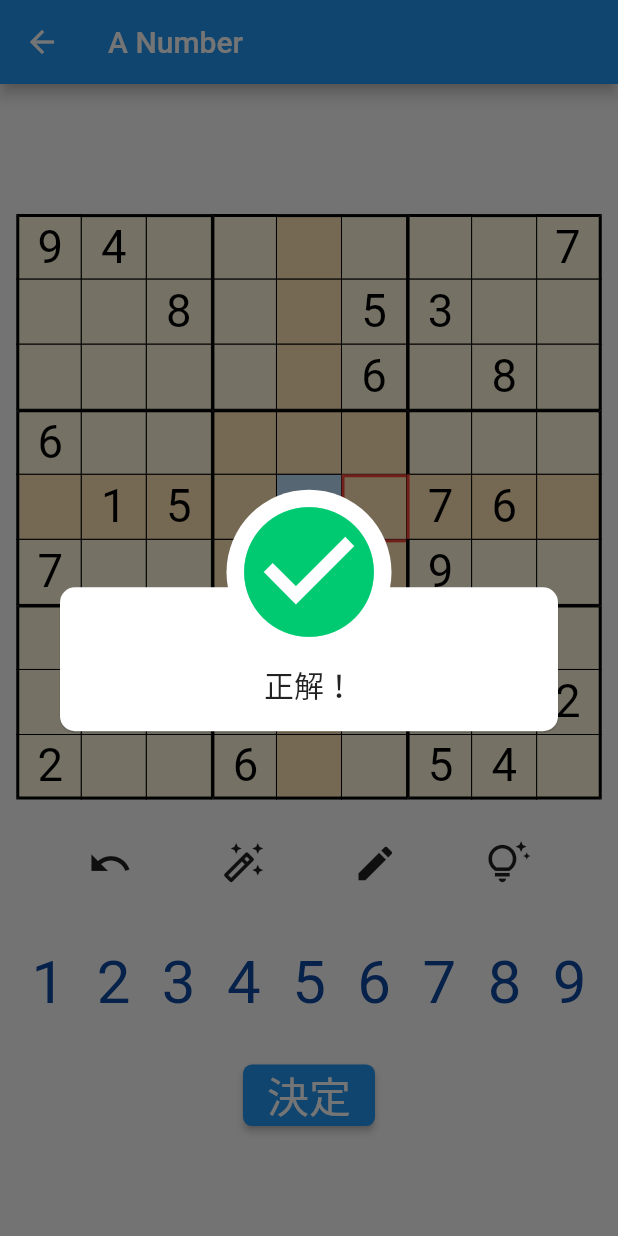
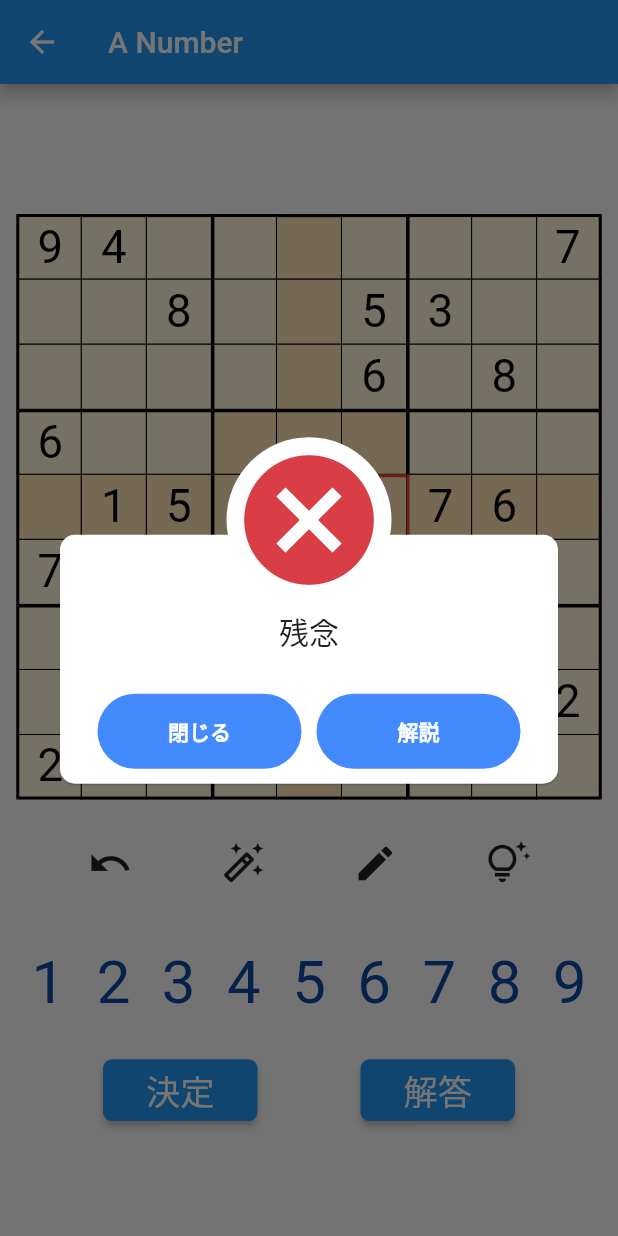
Before and after one commit to hoshiimai/anumber, a Flutter app: the Sudoku screen opened directly, after a tap on "決定", on a phone screen of 412 x 824 dp. Run offline on Flutter 3.47's test engine with Material 2 defaults, Android fonts, the phone set to English and light mode, and no system bars; our stand-ins replace awesome_dialog.

Commit message:
add confirmbutton

```diff
--- /dev/null
+++ b/lib/components/confirmButton.dart
@@ -0,0 +1,171 @@
+/*
+****************************************
+機能：決定、解答ボタン
+IN：入力された数字
+OUT：・ヒントの表示
+　　 ・答えの判定結果
+　　 ・解答解説の表示
+----------------------------------------
+履歴：
+****************************************
+*/
+import 'package:flutter/material.dart';
+import 'package:awesome_dialog/awesome_dialog.dart';
+import 'package:anumber/playGame.dart';
+
+
+class ConfirmButton extends StatelessWidget {
+  ConfirmButton({
+    super.key,
+    required this.answer,
+  });
+  final int answer;
+
+  @override
+  Widget build(BuildContext context) {
+    var screenSize = MediaQuery.of(context).size;
+    return Row(
+      mainAxisAlignment: MainAxisAlignment.spaceEvenly,
+      children: [
+        //決定(答え判定)ボタン
+        SizedBox(
+          height: (screenSize.width) / 10,
+          width: (screenSize.width) / 4,
+          child: ElevatedButton(
+            style: ElevatedButton.styleFrom(
+              primary: Colors.blue,
+              onPrimary: Colors.purple,
+              shape: RoundedRectangleBorder(
+                borderRadius: BorderRadius.circular(6),
+              ),
+            ),
+            onPressed: () {
+              if (answer == 9) {
+                AwesomeDialog(
+                  context: context,
+                  headerAnimationLoop: false,
+                  animType: AnimType.SCALE,
+                  //title: 'INFO',
+                  dialogType: DialogType.SUCCES,
+                  //borderSide: BorderSide(color: Colors.green, width: 2),
+                  body: const Center(
+                    child: Text(
+                      '正解！',
+                      style: TextStyle(
+                        fontSize: 20,
+                      ),
+                      //style: TextStyle(fontStyle: FontStyle.italic),
+                    ),
+                  ),
+                  title: 'This is Ignored',
+                  desc: 'This is also Ignored',
+                  btnOkText: "次の問題",
+                  btnOkOnPress: () {
+                    Navigator.push(
+                      context,
+                      MaterialPageRoute(
+                        builder: (context) => const Sudoku(),
+                      ),
+                    );
+                  },
+                  btnOkColor: Colors.blueAccent,
+                  btnCancelText: "解説",
+                  btnCancelOnPress: () {
+                    Navigator.push(
+                      context,
+                      MaterialPageRoute(
+                        builder: (context) => const Sudoku(),
+                      ),
+                    );
+                  },
+                  btnCancelColor: Colors.blueAccent,
+                ).show();
+              } else {
+                AwesomeDialog(
+                  context: context,
+                  headerAnimationLoop: false,
+                  animType: AnimType.SCALE,
+                  //title: 'INFO',
+                  dialogType: DialogType.ERROR,
+                  body: const Center(
+                    child: Text(
+                      '残念',
+                      style: TextStyle(
+                        fontSize: 20,
+                      ),
+                      //style: TextStyle(fontStyle: FontStyle.italic),
+                    ),
+                  ),
+                  btnOkText: "解説",
+                  btnOkOnPress: () {
+                    Navigator.push(
+                      context,
+                      MaterialPageRoute(
+                        builder: (context) => const Sudoku(),
+                      ),
+                    );
+                  },
+                  btnOkColor: Colors.blueAccent,
+                  btnCancelText: "閉じる",
+                  btnCancelOnPress: () {},
+                  btnCancelColor: Colors.blueAccent,
+                ).show();
+              }
+            },
+            child: Text(
+              '決定',
+              style: TextStyle(
+                fontSize: (screenSize.width) /18,
+                color: Colors.white,
+              ),
+            ),
+          ),
+        ),
+
+
+        //解答ボタン
+        SizedBox(
+          height: (screenSize.width) / 10,
+          width: (screenSize.width) / 4,
+          child: ElevatedButton(
+            style: ElevatedButton.styleFrom(
+              primary: Colors.blue,
+              onPrimary: Colors.purple,
+              shape: RoundedRectangleBorder(
+                borderRadius: BorderRadius.circular(6),
+              ),
+            ),
+            onPressed: () {
+              showDialog(
+                context: context,
+                builder: (context) {
+                  return AlertDialog(
+                    title: const Text('解答'),
+                    content: const Text('解答を表示します。よろしいですか？'),
+                    actions: <Widget>[
+                      TextButton(
+                        child: const Text("OK", style: TextStyle(color: Colors.blue),),
+                        onPressed: () => Navigator.pop(context),
+                      ),
+                      TextButton(
+                        child: const Text("キャンセル", style: TextStyle(color: Colors.blue),),
+                        onPressed: () => Navigator.pop(context),
+                      ),
+                    ],
+                  );
+                },
+              );
+            },
+            child: Text(
+              '解答',
+              style: TextStyle(
+                fontSize: (screenSize.width) /18,
+                color: Colors.white,
+              ),
+            ),
+          ),
+        ),
+      ],
+    );
+  }
+}
--- a/lib/playGame.dart
+++ b/lib/playGame.dart
@@ -7,12 +7,13 @@ OUT：ゲーム画面
 履歴：
 ****************************************
 */
+import 'package:anumber/components/confirmButton.dart';
 import 'package:anumber/components/grid_candidate.dart';
 import 'package:anumber/question.dart';
 import 'package:flutter/material.dart';
 import 'package:anumber/components/grid.dart';
 import 'package:anumber/components/numbers.dart';
-import 'package:awesome_dialog/awesome_dialog.dart';
+
 
 class Sudoku extends StatefulWidget {
   const Sudoku({Key? key}) : super(key: key);
@@ -91,15 +92,11 @@ class _SudokuState extends State<Sudoku> {
                       Data.tmp[3 * Data.selectedY][3 * Data.selectedX + 1] = 0;
                       Data.tmp[3 * Data.selectedY][3 * Data.selectedX + 2] = 0;
                       Data.tmp[3 * Data.selectedY + 1][3 * Data.selectedX] = 0;
-                      Data.tmp[3 * Data.selectedY + 1][3 * Data.selectedX + 1] =
-                          0;
-                      Data.tmp[3 * Data.selectedY + 1][3 * Data.selectedX + 2] =
-                          0;
+                      Data.tmp[3 * Data.selectedY + 1][3 * Data.selectedX + 1] =0;
+                      Data.tmp[3 * Data.selectedY + 1][3 * Data.selectedX + 2] =0;
                       Data.tmp[3 * Data.selectedY + 2][3 * Data.selectedX] = 0;
-                      Data.tmp[3 * Data.selectedY + 2][3 * Data.selectedX + 1] =
-                          0;
-                      Data.tmp[3 * Data.selectedY + 2][3 * Data.selectedX + 2] =
-                          0;
+                      Data.tmp[3 * Data.selectedY + 2][3 * Data.selectedX + 1] =0;
+                      Data.tmp[3 * Data.selectedY + 2][3 * Data.selectedX + 2] =0;
                     });
                   }
                 },
@@ -125,109 +122,61 @@ class _SudokuState extends State<Sudoku> {
                       if (number == 1) {
                         setState(() {
                           Data.tmp[3 * Data.selectedY][3 * Data.selectedX] =
-                              Data.tmp[3 * Data.selectedY]
-                                          [3 * Data.selectedX] ==
-                                      number
-                                  ? 0
-                                  : number;
+                          Data.tmp[3 * Data.selectedY][3 * Data.selectedX] == number ? 0 : number;
                         });
                       } else if (number == 2) {
                         setState(() {
                           Data.tmp[3 * Data.selectedY][3 * Data.selectedX + 1] =
-                              Data.tmp[3 * Data.selectedY]
-                                          [3 * Data.selectedX + 1] ==
-                                      number
-                                  ? 0
-                                  : number;
+                          Data.tmp[3 * Data.selectedY][3 * Data.selectedX + 1] == number ? 0 : number;
                         });
                       } else if (number == 3) {
                         setState(() {
                           Data.tmp[3 * Data.selectedY][3 * Data.selectedX + 2] =
-                              Data.tmp[3 * Data.selectedY]
-                                          [3 * Data.selectedX + 2] ==
-                                      number
-                                  ? 0
-                                  : number;
+                          Data.tmp[3 * Data.selectedY][3 * Data.selectedX + 2] == number ? 0 : number;
                         });
                       } else if (number == 4) {
                         setState(() {
                           Data.tmp[3 * Data.selectedY + 1][3 * Data.selectedX] =
-                              Data.tmp[3 * Data.selectedY + 1]
-                                          [3 * Data.selectedX] ==
-                                      number
-                                  ? 0
-                                  : number;
+                          Data.tmp[3 * Data.selectedY + 1][3 * Data.selectedX] == number ? 0 : number;
                         });
                       } else if (number == 5) {
                         setState(() {
-                          Data.tmp[3 * Data.selectedY + 1]
-                                  [3 * Data.selectedX + 1] =
-                              Data.tmp[3 * Data.selectedY + 1]
-                                          [3 * Data.selectedX + 1] ==
-                                      number
-                                  ? 0
-                                  : number;
+                          Data.tmp[3 * Data.selectedY + 1][3 * Data.selectedX + 1] =
+                          Data.tmp[3 * Data.selectedY + 1][3 * Data.selectedX + 1] == number ? 0 : number;
                         });
                       } else if (number == 6) {
                         setState(() {
-                          Data.tmp[3 * Data.selectedY + 1]
-                                  [3 * Data.selectedX + 2] =
-                              Data.tmp[3 * Data.selectedY + 1]
-                                          [3 * Data.selectedX + 2] ==
-                                      number
-                                  ? 0
-                                  : number;
+                          Data.tmp[3 * Data.selectedY + 1][3 * Data.selectedX + 2] =
+                          Data.tmp[3 * Data.selectedY + 1][3 * Data.selectedX + 2] == number ? 0 : number;
                         });
                       } else if (number == 7) {
                         setState(() {
                           Data.tmp[3 * Data.selectedY + 2][3 * Data.selectedX] =
-                              Data.tmp[3 * Data.selectedY + 2]
-                                          [3 * Data.selectedX] ==
-                                      number
-                                  ? 0
-                                  : number;
+                          Data.tmp[3 * Data.selectedY + 2][3 * Data.selectedX] == number ? 0 : number;
                         });
                       } else if (number == 8) {
                         setState(() {
-                          Data.tmp[3 * Data.selectedY + 2]
-                                  [3 * Data.selectedX + 1] =
-                              Data.tmp[3 * Data.selectedY + 2]
-                                          [3 * Data.selectedX + 1] ==
-                                      number
-                                  ? 0
-                                  : number;
+                          Data.tmp[3 * Data.selectedY + 2][3 * Data.selectedX + 1] =
+                          Data.tmp[3 * Data.selectedY + 2][3 * Data.selectedX + 1] == number ? 0 : number;
                         });
                       } else if (number == 9) {
                         setState(() {
-                          Data.tmp[3 * Data.selectedY + 2]
-                                  [3 * Data.selectedX + 2] =
-                              Data.tmp[3 * Data.selectedY + 2]
-                                          [3 * Data.selectedX + 2] ==
-                                      number
-                                  ? 0
-                                  : number;
+                          Data.tmp[3 * Data.selectedY + 2][3 * Data.selectedX + 2] =
+                          Data.tmp[3 * Data.selectedY + 2][3 * Data.selectedX + 2] == number ? 0 : number;
                         });
                       }
                     } else if (isEdit == false) {
                       setState(() {
                         Data.data[Data.selectedY][Data.selectedX] = number;
                         Data.tmp[3 * Data.selectedY][3 * Data.selectedX] = 0;
-                        Data.tmp[3 * Data.selectedY][3 * Data.selectedX + 1] =
-                            0;
-                        Data.tmp[3 * Data.selectedY][3 * Data.selectedX + 2] =
-                            0;
-                        Data.tmp[3 * Data.selectedY + 1][3 * Data.selectedX] =
-                            0;
-                        Data.tmp[3 * Data.selectedY + 1]
-                            [3 * Data.selectedX + 1] = 0;
-                        Data.tmp[3 * Data.selectedY + 1]
-                            [3 * Data.selectedX + 2] = 0;
-                        Data.tmp[3 * Data.selectedY + 2][3 * Data.selectedX] =
-                            0;
-                        Data.tmp[3 * Data.selectedY + 2]
-                            [3 * Data.selectedX + 1] = 0;
-                        Data.tmp[3 * Data.selectedY + 2]
-                            [3 * Data.selectedX + 2] = 0;
+                        Data.tmp[3 * Data.selectedY][3 * Data.selectedX + 1] = 0;
+                        Data.tmp[3 * Data.selectedY][3 * Data.selectedX + 2] = 0;
+                        Data.tmp[3 * Data.selectedY + 1][3 * Data.selectedX] = 0;
+                        Data.tmp[3 * Data.selectedY + 1][3 * Data.selectedX + 1] = 0;
+                        Data.tmp[3 * Data.selectedY + 1][3 * Data.selectedX + 2] = 0;
+                        Data.tmp[3 * Data.selectedY + 2][3 * Data.selectedX] = 0;
+                        Data.tmp[3 * Data.selectedY + 2][3 * Data.selectedX + 1] = 0;
+                        Data.tmp[3 * Data.selectedY + 2][3 * Data.selectedX + 2] = 0;
                       });
                     }
                   }
@@ -239,73 +188,9 @@ class _SudokuState extends State<Sudoku> {
                 height: (screenSize.width) / 15,
               ),
 
-              ElevatedButton(
-                style: ElevatedButton.styleFrom(
-                  primary: Colors.blue,
-                  onPrimary: Colors.purple,
-                  shape: RoundedRectangleBorder(
-                    borderRadius: BorderRadius.circular(6),
-                  ),
-                ),
-                onPressed: () {
-                  int answer = 9;
-                  AwesomeDialog(
-                    context: context,
-                    headerAnimationLoop: false,
-                    animType: AnimType.SCALE,
-                    //title: 'INFO',
-                    dialogType: DialogType.SUCCES,
-                    //borderSide: BorderSide(color: Colors.green, width: 2),
-                    body: const Center(
-                      child: Text(
-                        '正解！',
-                        style: TextStyle(
-                          fontSize: 20,
-                        ),
-                        //style: TextStyle(fontStyle: FontStyle.italic),
-                      ),
-                    ),
-                    title: 'This is Ignored',
-                    desc: 'This is also Ignored',
-                    btnOkText: "次の問題",
-                    // btnOkOnPress: () => push(context, Ele2()),
-                    btnOkColor: Colors.blueAccent,
-                    btnCancelText: "解説",
-                    // btnCancelOnPress: () => push(context, Ele1_1()),
-                    btnCancelColor: Colors.blueAccent,
-                  ).show();
-                  // } else {
-                  //   AwesomeDialog(
-                  //     context: context,
-                  //     headerAnimationLoop: false,
-                  //     animType: AnimType.SCALE,
-                  //     //title: 'INFO',
-                  //     dialogType: DialogType.ERROR,
-                  //     body: Center(
-                  //       child: Text(
-                  //         '残念',
-                  //         style: TextStyle(
-                  //           fontSize: 20,
-                  //         ),
-                  //         //style: TextStyle(fontStyle: FontStyle.italic),
-                  //       ),
-                  //     ),
-                  //     btnOkText: "解説",
-                  //     btnOkOnPress: () => push(context, Ele1_1()),
-                  //     btnOkColor: Colors.blueAccent,
-                  //     btnCancelText: "閉じる",
-                  //     btnCancelOnPress: () {},
-                  //     btnCancelColor: Colors.blueAccent,
-                  //   ).show();
-                  // },
-                },
-                child: const Text(
-                  '決定',
-                  style: TextStyle(
-                    fontSize: 28,
-                    color: Colors.white,
-                  ),
-                ),
+              //決定、解答ボタン
+              ConfirmButton(
+                answer: Data.data[Data.selectedY][Data.selectedX]
               ),
 
               SizedBox(
--- /dev/null
+++ b/lib/sudoku.dart
@@ -0,0 +1 @@
+// TODO Implement this library.
```
